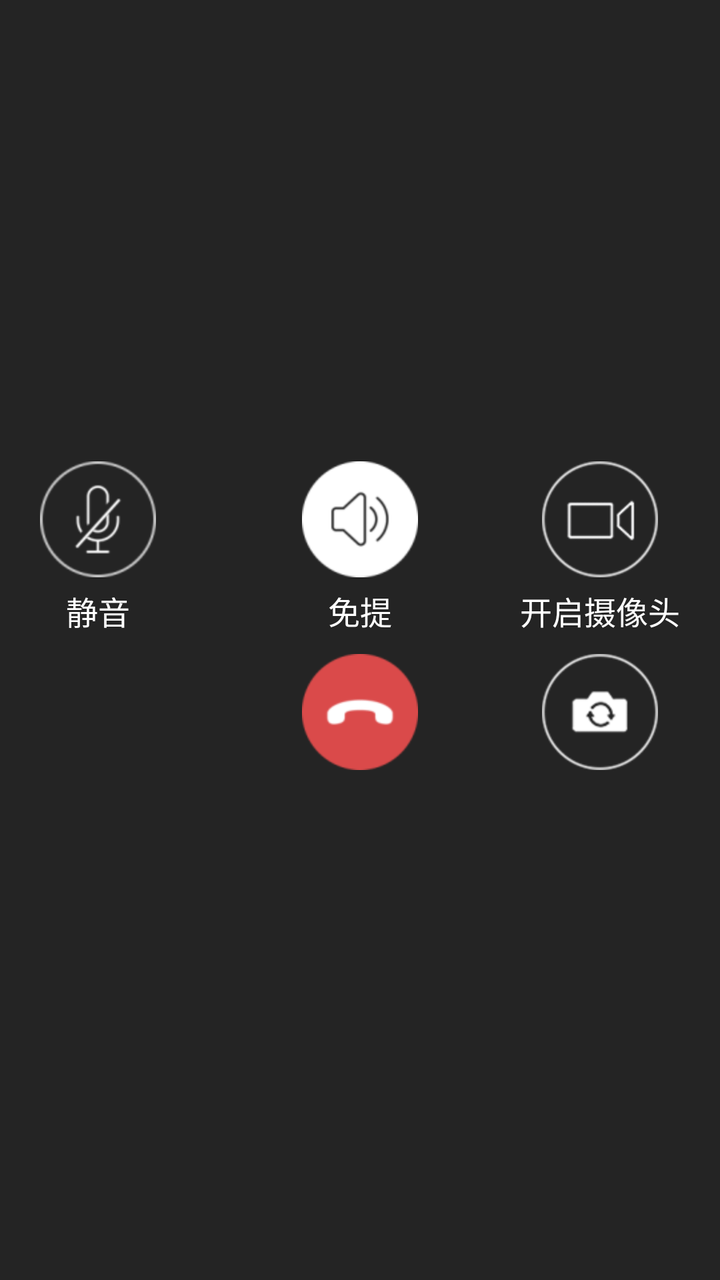
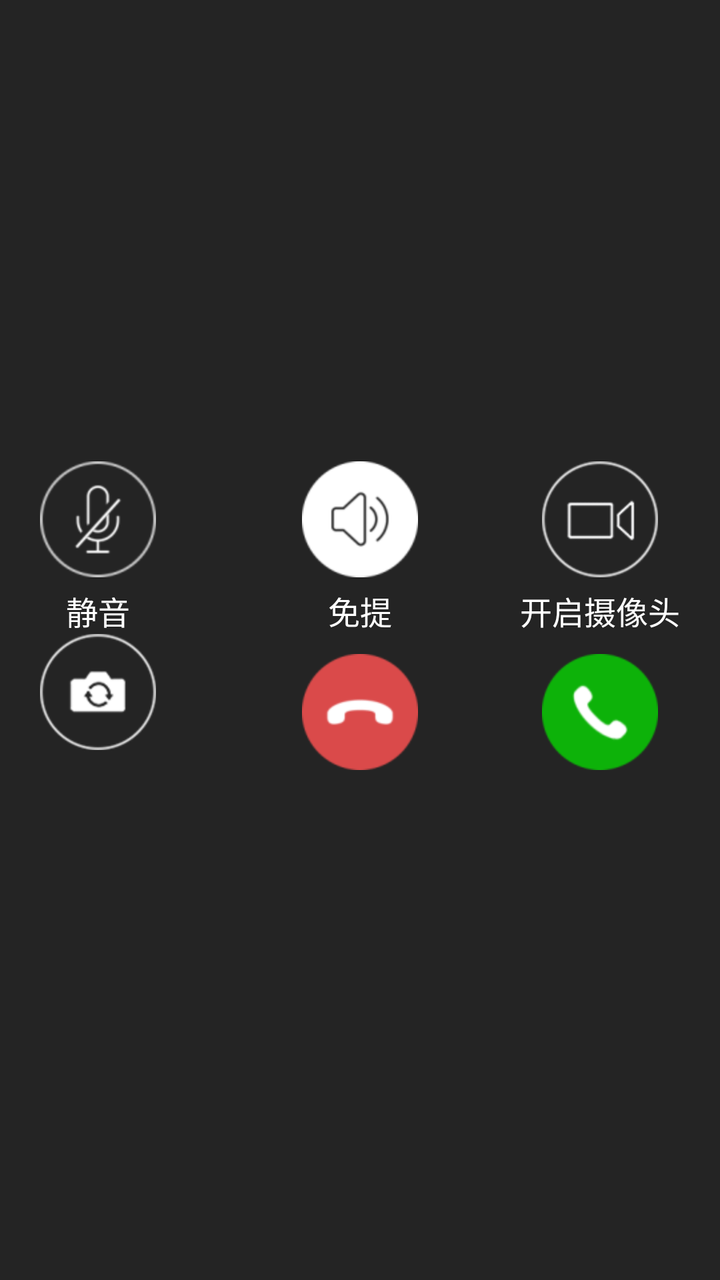

Two renders of the same Android screen: before a commit and after it. Below are the layout's source before the change and the commit's diff.
<!-- AndroidManifest.xml: another module's application theme AppTheme -->
<!-- res/layout/wr_fragment_room_control.xml -->
<?xml version="1.0" encoding="utf-8"?>
<RelativeLayout xmlns:android="http://schemas.android.com/apk/res/android"
    android:layout_width="match_parent"
    android:layout_height="match_parent"
    android:background="@color/wr_background"
    android:gravity="center"
    android:padding="20dp">
    
    <TextView
        android:id="@+id/wr_switch_mute"
        android:layout_width="wrap_content"
        android:layout_height="wrap_content"
        android:layout_alignParentStart="true"
        android:drawableTop="@drawable/webrtc_btn_voice_mute"
        android:drawablePadding="5dp"
        android:gravity="center_horizontal"
        android:text="@string/webrtc_chat_mute"
        android:textColor="@android:color/white"
        android:textSize="@dimen/wr_control_text_size" />
    
    <TextView
        android:id="@+id/wr_hand_free"
        android:layout_width="wrap_content"
        android:layout_height="wrap_content"
        android:layout_centerHorizontal="true"
        android:layout_marginBottom="10dp"
        android:drawableTop="@drawable/webrtc_hands_free"
        android:drawablePadding="5dp"
        android:gravity="center_horizontal"
        android:text="@string/webrtc_chat_hands_free"
        android:textColor="@android:color/white"
        android:textSize="@dimen/wr_control_text_size" />
    
    <TextView
        android:id="@+id/wr_open_camera"
        android:layout_width="wrap_content"
        android:layout_height="wrap_content"
        android:layout_alignParentEnd="true"
        android:layout_marginBottom="10dp"
        android:drawableTop="@drawable/webrtc_btn_open_camera"
        android:drawablePadding="5dp"
        android:text="@string/webrtc_open_camera"
        android:textColor="@android:color/white"
        android:textSize="@dimen/wr_control_text_size" />
    
    <TextView
        android:id="@+id/wr_switch_camera"
        android:layout_width="wrap_content"
        android:layout_height="wrap_content"
        android:layout_below="@id/wr_open_camera"
        android:layout_alignStart="@+id/wr_open_camera"
        android:layout_alignParentEnd="true"
        android:drawableTop="@drawable/webrtc_switch_camera"
        android:drawablePadding="5dp"
        android:gravity="center_horizontal" />
    
    <TextView
        android:id="@+id/wr_switch_hang_up"
        android:layout_width="wrap_content"
        android:layout_height="wrap_content"
        android:layout_below="@id/wr_hand_free"
        android:layout_centerHorizontal="true"
        android:drawableTop="@drawable/webrtc_cancel"
        android:drawablePadding="5dp"
        android:gravity="center_horizontal"

        />
</RelativeLayout>
<!-- resources referenced by this layout -->
<resources>
  <color name="wr_background">#242424</color>
  <dimen name="wr_control_text_size">16sp</dimen>
  <!-- drawable webrtc_btn_open_camera (drawable) -->
  <?xml version="1.0" encoding="utf-8"?>
  <selector xmlns:android="http://schemas.android.com/apk/res/android">
  <item android:state_pressed="false"
      android:drawable="@drawable/webrtc_open_camera_normal"/>
  <item android:state_pressed="true"
      android:drawable="@drawable/webrtc_open_camera_press"/>
  </selector>
  <!-- drawable webrtc_btn_voice_mute (drawable) -->
  <?xml version="1.0" encoding="utf-8"?>
  <selector xmlns:android="http://schemas.android.com/apk/res/android">
      <item android:drawable="@drawable/webrtc_mute_default_click" android:state_enabled="false" />
      <item android:drawable="@drawable/webrtc_mute_default" android:state_pressed="false" />
      <item android:drawable="@drawable/webrtc_mute_default_click" android:state_pressed="true" />
      <item android:drawable="@drawable/webrtc_mute_default_click" android:state_checked="true" />
      <item android:drawable="@drawable/webrtc_mute_default_click" android:state_checked="true" />
      <item android:drawable="@drawable/webrtc_mute_default" />
  </selector>
  <!-- drawable webrtc_cancel: png bitmap (drawable-hdpi, 2029 bytes) -->
  <!-- drawable webrtc_hands_free: png bitmap (drawable-hdpi, 2070 bytes) -->
  <!-- drawable webrtc_switch_camera (drawable) -->
  <?xml version="1.0" encoding="utf-8"?>
  <selector xmlns:android="http://schemas.android.com/apk/res/android">
      <item android:state_pressed="false"
          android:drawable="@drawable/webrtc_switch_camera_normal"/>
      <item android:state_pressed="true"
          android:drawable="@drawable/webrtc_switch_camera_press"/>
  </selector>
  <string name="webrtc_chat_hands_free">免提</string>
  <string name="webrtc_chat_mute">静音</string>
  <string name="webrtc_open_camera">开启摄像头</string>
  <style name="AppTheme" parent="Theme.AppCompat.Light.NoActionBar">
          
          <item name="colorPrimary">@color/colorPrimary</item>
          <item name="colorPrimaryDark">@color/colorPrimaryDark</item>
          <item name="colorAccent">@color/colorAccent</item>
          
          
          
          <item name="colorBackgroundFloating">@color/white</item>
      </style>
  <!-- drawable webrtc_open_camera_normal: png bitmap (drawable-hdpi, 8097 bytes) -->
  <!-- drawable webrtc_open_camera_press: png bitmap (drawable-hdpi, 10071 bytes) -->
  <!-- drawable webrtc_mute_default_click: png bitmap (drawable-hdpi, 2281 bytes) -->
  <!-- drawable webrtc_mute_default: png bitmap (drawable-hdpi, 2744 bytes) -->
  <!-- drawable webrtc_switch_camera_normal: png bitmap (drawable-hdpi, 6701 bytes) -->
  <!-- drawable webrtc_switch_camera_press: png bitmap (drawable-hdpi, 4466 bytes) -->
  <color name="colorPrimary">#3e64e4</color>
  <color name="colorPrimaryDark">#3e64e4</color>
  <color name="colorAccent">#7e7e7e</color>
  <color name="white">#ffffff</color>
</resources>

<!-- the commit's change to res/layout/wr_fragment_room_control.xml (unified diff, before → after) -->
@@ -47,9 +47,9 @@
         android:id="@+id/wr_switch_camera"
         android:layout_width="wrap_content"
         android:layout_height="wrap_content"
-        android:layout_below="@id/wr_open_camera"
-        android:layout_alignStart="@+id/wr_open_camera"
-        android:layout_alignParentEnd="true"
+        android:layout_below="@id/wr_switch_mute"
+        android:layout_alignStart="@+id/wr_switch_mute"
+        android:layout_alignParentLeft="true"
         android:drawableTop="@drawable/webrtc_switch_camera"
         android:drawablePadding="5dp"
         android:gravity="center_horizontal" />
@@ -65,4 +65,16 @@
         android:gravity="center_horizontal"
 
         />
+    <TextView
+        android:id="@+id/wr_switch_accept"
+        android:layout_width="wrap_content"
+        android:layout_height="wrap_content"
+        android:layout_below="@id/wr_open_camera"
+        android:layout_alignStart="@+id/wr_open_camera"
+        android:layout_alignParentEnd="true"
+        android:drawableTop="@drawable/webrtc_btn_voice_answer"
+        android:drawablePadding="5dp"
+        android:gravity="center_horizontal"
+
+        />
 </RelativeLayout>
<!-- resource entries referenced after the edit -->
@@ -9,6 +9,14 @@
       android:drawable="@drawable/webrtc_open_camera_normal"/>
   <item android:state_pressed="true"
       android:drawable="@drawable/webrtc_open_camera_press"/>
+  </selector>
+  <!-- drawable webrtc_btn_voice_answer (drawable) -->
+  <?xml version="1.0" encoding="utf-8"?>
+  <selector xmlns:android="http://schemas.android.com/apk/res/android">
+      <item android:state_pressed="false"
+          android:drawable="@drawable/webrtc_answer"/>
+      <item android:state_pressed="true"
+          android:drawable="@drawable/webrtc_answer_click"/>
   </selector>
   <!-- drawable webrtc_btn_voice_mute (drawable) -->
   <?xml version="1.0" encoding="utf-8"?>
@@ -45,6 +53,8 @@
       </style>
   <!-- drawable webrtc_open_camera_normal: png bitmap (drawable-hdpi, 8097 bytes) -->
   <!-- drawable webrtc_open_camera_press: png bitmap (drawable-hdpi, 10071 bytes) -->
+  <!-- drawable webrtc_answer: png bitmap (drawable-hdpi, 2409 bytes) -->
+  <!-- drawable webrtc_answer_click: png bitmap (drawable-hdpi, 2301 bytes) -->
   <!-- drawable webrtc_mute_default_click: png bitmap (drawable-hdpi, 2281 bytes) -->
   <!-- drawable webrtc_mute_default: png bitmap (drawable-hdpi, 2744 bytes) -->
   <!-- drawable webrtc_switch_camera_normal: png bitmap (drawable-hdpi, 6701 bytes) -->
